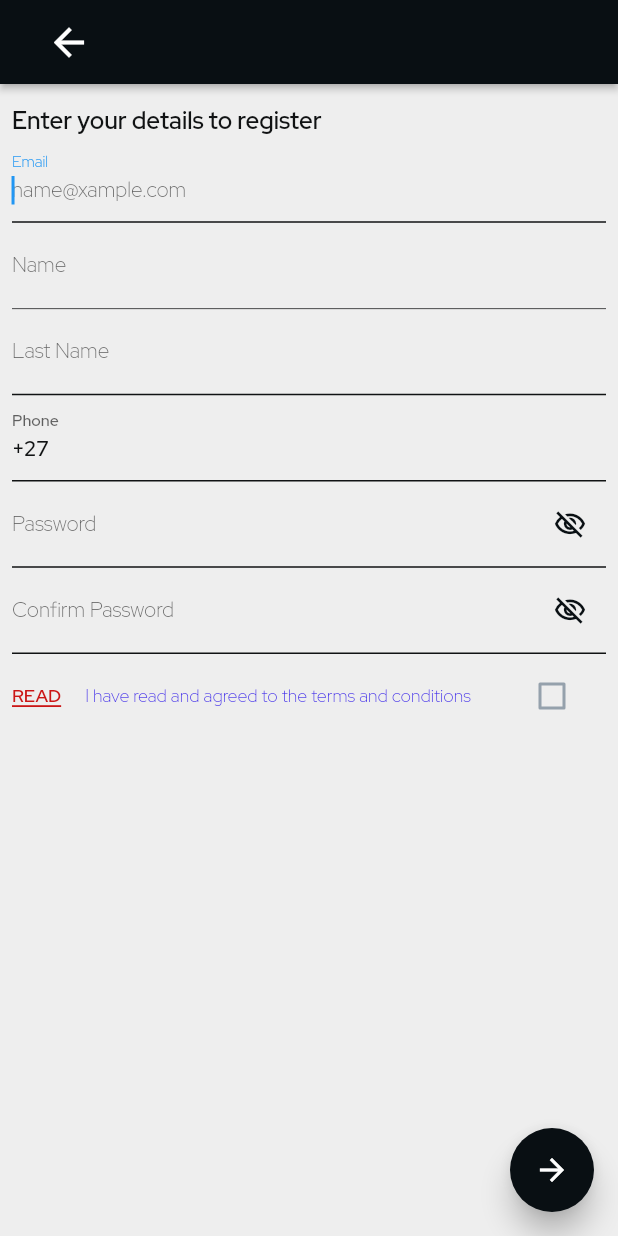
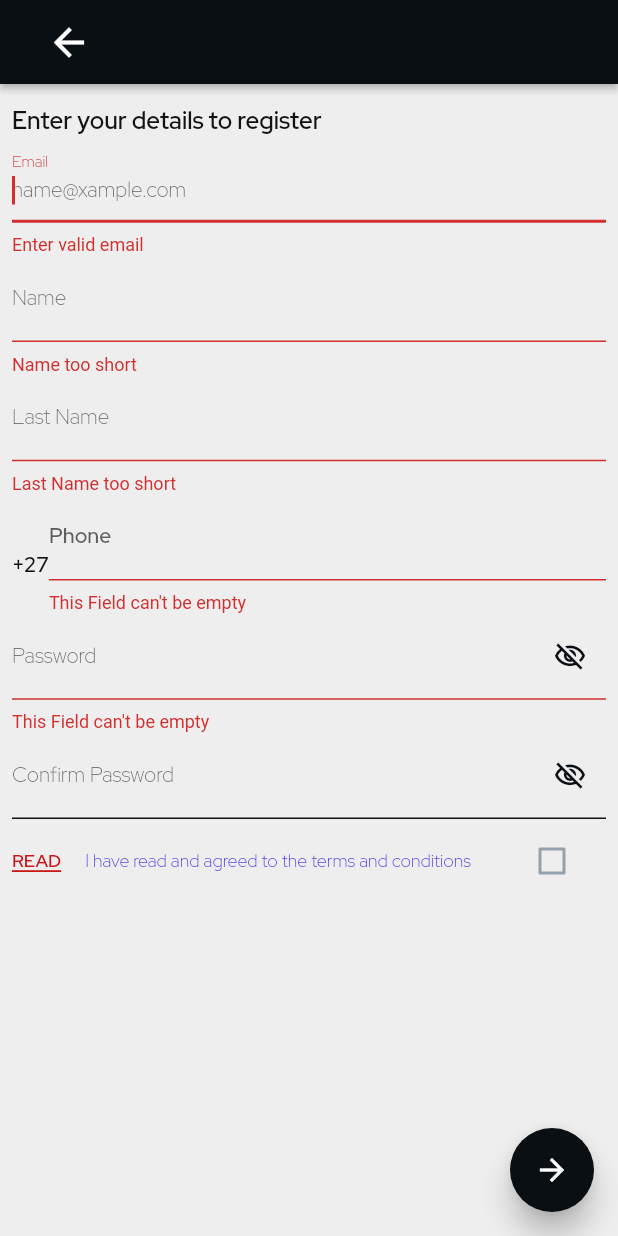
Before and after one commit to CabgoSA/cabgo-driver, a Flutter app: the RegisterPageWidget screen opened directly, after a tap on the "arrow forward" icon, on a phone screen of 412 x 824 dp. Run offline on Flutter 3.47's test engine with Material 2 defaults, Android fonts, the phone set to English and light mode, and no system bars; our stand-ins replace auto_size_text, dio, easy_debounce, flutter_credit_card, flutter_dotenv, flutter_secure_storage and 12 more; missing offline and left inert: flutter_google_places, flutter_polyline_points, google_api_headers, google_maps_webservice, json_path; accounts and stored records are empty; network calls fail.

Commit message:
Validations

```diff
--- a/lib/register_page/register_page_widget.dart
+++ b/lib/register_page/register_page_widget.dart
@@ -19,6 +19,7 @@ class _RegisterPageWidgetState extends State<RegisterPageWidget> {
   final scaffoldKey = GlobalKey<ScaffoldState>();
   bool confirmPasswordVisibility;
   bool passwordVisibility;
+  String password = "";
 
   @override
   void initState() {
@@ -56,7 +57,13 @@ class _RegisterPageWidgetState extends State<RegisterPageWidget> {
       backgroundColor: FlutterFlowTheme.of(context).primaryBackground,
       floatingActionButton: FloatingActionButton(
         onPressed: () async {
+     ;
+      if(formKey.currentState.validate()){
+
         appState.register();
+        print('submitted to backend');
+      }
+
         },
         backgroundColor: FlutterFlowTheme.of(context).primaryColor,
         elevation: 8,
@@ -95,7 +102,7 @@ class _RegisterPageWidgetState extends State<RegisterPageWidget> {
                     ),
                     Form(
                       key: formKey,
-                      autovalidateMode: AutovalidateMode.always,
+
                       child: Column(
                         mainAxisSize: MainAxisSize.max,
                         children: [
@@ -140,6 +147,13 @@ class _RegisterPageWidgetState extends State<RegisterPageWidget> {
                                       fontWeight: FontWeight.w300,
                                     ),
                             keyboardType: TextInputType.emailAddress,
+                            validator: (value){
+                              if(value != null && value.length <7 || !RegExp(r"^[a-zA-Z0-9.a-zA-Z0-9.!#$%&'*+-/=?^_`{|}~]+@[a-zA-Z0-9]+\.[a-zA-Z]+").hasMatch(value) ){
+                                return "Enter valid email";
+                              }else{
+                                return null;
+                              }
+                            },
                           ),
                           TextFormField(
                             controller: appState.registerFirstNameController,
@@ -181,6 +195,14 @@ class _RegisterPageWidgetState extends State<RegisterPageWidget> {
                                       fontFamily: 'Red Hat Display',
                                       fontWeight: FontWeight.w300,
                                     ),
+
+                            validator: (value){
+                              if(value != null && value.length <3 ){
+                                return "Name too short";
+                              }else{
+                                return null;
+                              }
+                            },
                           ),
                           TextFormField(
                             controller: appState.registerLastNameController,
@@ -193,7 +215,7 @@ class _RegisterPageWidgetState extends State<RegisterPageWidget> {
                             obscureText: false,
                             decoration: InputDecoration(
                               labelText: 'Last Name',
-                              hintText: 'First name',
+                              hintText: 'Last name',
                               enabledBorder: UnderlineInputBorder(
                                 borderSide: BorderSide(
                                   color:
@@ -222,7 +244,34 @@ class _RegisterPageWidgetState extends State<RegisterPageWidget> {
                                       fontFamily: 'Red Hat Display',
                                       fontWeight: FontWeight.w300,
                                     ),
+                            validator: (value){
+                              if(value != null && value.length <2 ){
+                                return "Last Name too short";
+                              }else{
+                                return null;
+                              }
+                            },
                           ),
+
+
+
+
+                          Row(
+                            mainAxisSize: MainAxisSize.max,
+                            children: [
+                              Stack(
+                                children: [
+                                  Padding(
+                                    padding: EdgeInsetsDirectional.fromSTEB(0, 15, 0, 0),
+                                    child: Text(
+                                      '+27',
+                                      style: FlutterFlowTheme.of(context).bodyText1,
+                                    ),
+                                  ),
+                                ],
+                              ),
+                              Expanded(
+                                child:
                                 TextFormField(
                                   controller: appState.registerPhoneController,
                                   onChanged: (_) => EasyDebounce.debounce(
@@ -260,7 +309,31 @@ class _RegisterPageWidgetState extends State<RegisterPageWidget> {
                                   ),
                                   style: FlutterFlowTheme.of(context).bodyText1,
                                   keyboardType: TextInputType.number,
+
+
+                                  validator: (value){
+                                    if(value == null || value =="" || value.length <1 ){
+                                      return "This Field can't be empty";
+                                    }else if(value.length <9  ){
+                                      return "Too short - phone should be 9 digits e.g (786942318)";
+                                    }else if(value.length >9  ){
+                                    return "Too long - phone should be 9 digits e.g (786942318)";
+                                    }else if(value.length <9  ){
+                                    return "phone should be 9 digits e.g (786942318)";
+                                    }else if(value[0]  =="0" ){
+                                      return "Number should not start with a 0 e.g (786942318)";
+                                    }
+                                    else{
+                                      return null;
+                                    }
+                                  },
+
                                 ),
+                              ),
+                            ],
+                          ),
+
+
                           TextFormField(
                             controller: appState.registerPasswordController,
                             onChanged: (_) => EasyDebounce.debounce(
@@ -317,6 +390,16 @@ class _RegisterPageWidgetState extends State<RegisterPageWidget> {
                                       fontWeight: FontWeight.w300,
                                     ),
                             keyboardType: TextInputType.visiblePassword,
+
+                            validator: (value){
+                              if(value == null || value =="" || value.length <1 ){
+                                return "This Field can't be empty";
+                              }
+                              else{
+                                password =value;
+                                return null;
+                              }
+                            },
                           ),
                           TextFormField(
                             controller: appState.registerConfirmPasswordController,
@@ -374,6 +457,15 @@ class _RegisterPageWidgetState extends State<RegisterPageWidget> {
                                       fontWeight: FontWeight.w300,
                                     ),
                             keyboardType: TextInputType.visiblePassword,
+
+                            validator: (value){
+                              if(value != password ){
+                                return "Password does not match";
+                              }
+                              else{
+                                return null;
+                              }
+                            },
                           ),
                           Row(
                             mainAxisSize: MainAxisSize.max,
--- a/lib/request/user.dart
+++ b/lib/request/user.dart
@@ -17,7 +17,7 @@ class ApiClient {
           'password': password,
           'password_confirmation': confirmPassword,
           'device_token': 'e6AH-mhp_0I:APA91bFyRFlzohXy7wLP0TwvIKMg3RzZG1UhaAVkljUu3_J84bgllg1wQQqkklK1v1LxLjx0P0Krz0XeajW4-750p6tq3nm0vjknGjQ3rJOvY-ATeeVxU3BX_zzF5Ip9p66IzcB0BngL',
-          'mobile': phone,
+          'mobile': '+27'+phone,
           'dial_code': '0027',
           'device_type': 'android',
           'login_by': 'manual',
@@ -28,8 +28,13 @@ class ApiClient {
 
       return response.data;
 
+
     } on DioError catch (e) {
-      return e.response.data;
+      if(e.response.data['email']){
+        return e.response.data;
+
+      }
+
     }
   }
 
--- a/lib/states/app_state.dart
+++ b/lib/states/app_state.dart
@@ -18,8 +18,7 @@ class AppState with ChangeNotifier {
     TextEditingController registerEmailController = TextEditingController();
     TextEditingController registerFirstNameController = TextEditingController();
     TextEditingController registerLastNameController = TextEditingController();
-    TextEditingController registerPhoneController = TextEditingController(
-        text: '+27');
+    TextEditingController registerPhoneController = TextEditingController();
     TextEditingController registerPasswordController = TextEditingController();
     TextEditingController registerConfirmPasswordController = TextEditingController();
     TextEditingController locationController = TextEditingController();
```
Also changed, not shown: lib/login_page/login_page_widget.dart (+45 -26 lines). Lines whose indentation alone changed are shown as unchanged.
